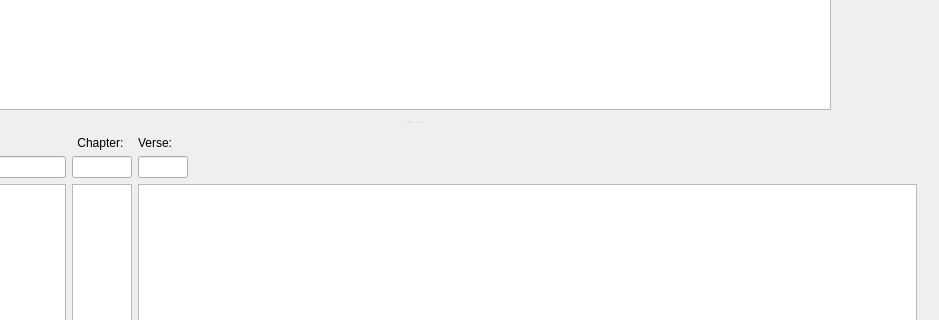
SoftProjector/SoftBibleStudy, file softbiblestudy.ui: the form before one commit; both pictures show x 116 to 1055 and y 216 to 536 of the 1055 by 666 pixel window.
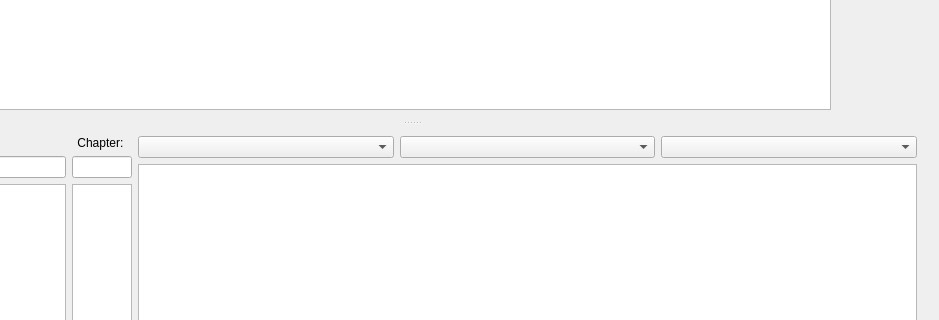
The form after the commit. Icons and pictures are not drawn.

Commit message:
Make bible text load
* Removed broken code
* Enabled saving of selected bibled
* Enabled to load bible one to the view list

```diff
--- a/softbiblestudy.ui
+++ b/softbiblestudy.ui
@@ -462,60 +462,13 @@
              <number>6</number>
             </property>
             <item>
-             <layout class="QVBoxLayout" name="verticalLayout_3">
-              <item>
-               <widget class="QLabel" name="lblVerse">
-                <property name="text">
-                 <string>Verse: </string>
-                </property>
-               </widget>
-              </item>
-              <item>
-               <widget class="QLineEdit" name="verse_ef">
-                <property name="sizePolicy">
-                 <sizepolicy hsizetype="Minimum" vsizetype="Fixed">
-                  <horstretch>0</horstretch>
-                  <verstretch>0</verstretch>
-                 </sizepolicy>
-                </property>
-                <property name="minimumSize">
-                 <size>
-                  <width>0</width>
-                  <height>0</height>
-                 </size>
-                </property>
-                <property name="maximumSize">
-                 <size>
-                  <width>50</width>
-                  <height>16777215</height>
-                 </size>
-                </property>
-                <property name="toolTip">
-                 <string>Filter criteria for the bible list. If the first character of the filter is a number, then only books starting with this number are matched. Example filters: &quot;Deuter&quot;, &quot;1Thes&quot;.</string>
-                </property>
-               </widget>
-              </item>
-             </layout>
+             <widget class="QComboBox" name="comboBoxBibleOne"/>
             </item>
             <item>
-             <spacer name="horizontalSpacer_3">
-              <property name="orientation">
-               <enum>Qt::Horizontal</enum>
-              </property>
-              <property name="sizeHint" stdset="0">
-               <size>
-                <width>17</width>
-                <height>13</height>
-               </size>
-              </property>
-             </spacer>
+             <widget class="QComboBox" name="comboBoxBibleTwo"/>
             </item>
             <item>
-             <layout class="QVBoxLayout" name="verticalLayout_5">
-              <property name="spacing">
-               <number>0</number>
-              </property>
-             </layout>
+             <widget class="QComboBox" name="comboBoxBibleThree"/>
             </item>
            </layout>
           </item>
```
Left out of the diff: 2 changed lines with no effect on the pictures. The commit also changes 2 other files.
